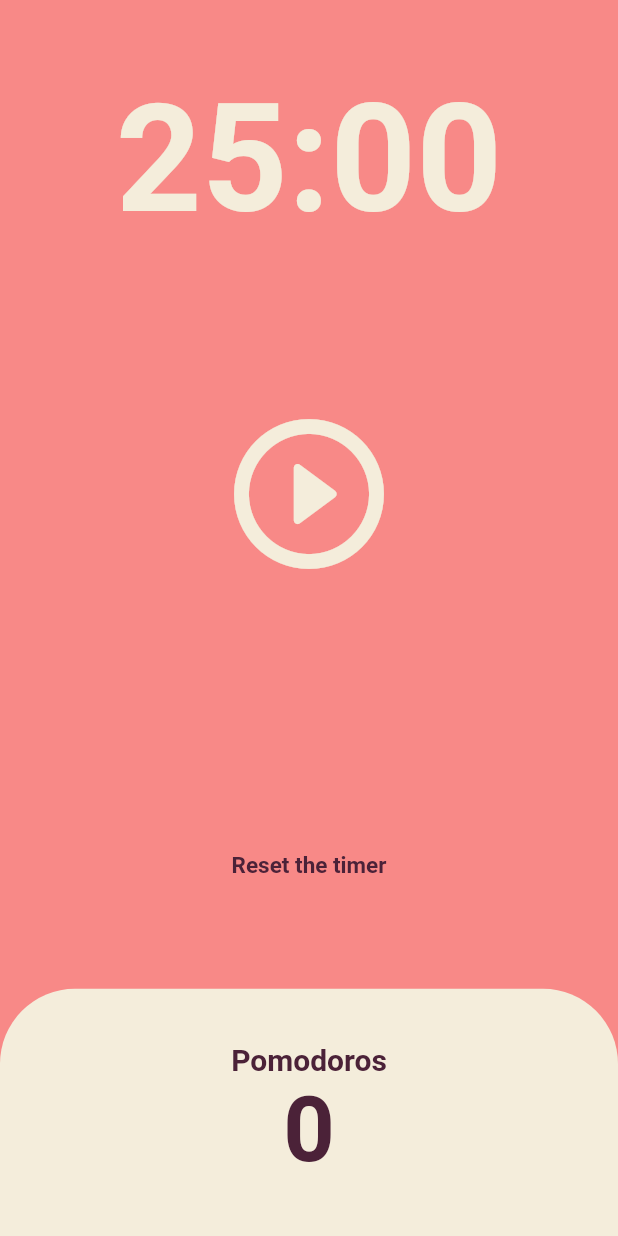
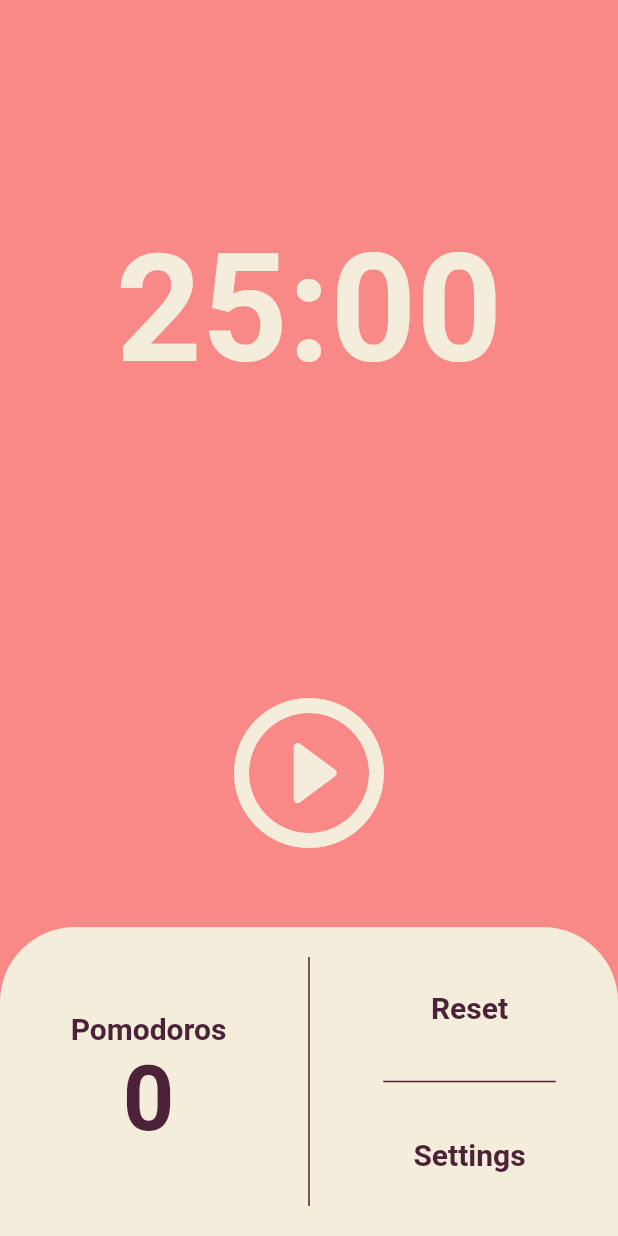
Before and after one commit to sashapivovarova/pomodoro, a Flutter app: the screen it shows after launch, on a phone screen of 412 x 824 dp. Run offline on Flutter 3.47's test engine with Material 2 defaults, Android fonts, the phone set to English and light mode, and no system bars.

```diff
--- a/lib/screens/home_screen.dart
+++ b/lib/screens/home_screen.dart
@@ -1,5 +1,7 @@
 import 'package:flutter/material.dart';
 import 'dart:async';
+
+import 'package:pomodoro/screens/settings.dart';
 
 class HomeScreen extends StatefulWidget {
   const HomeScreen({super.key});
@@ -66,9 +68,9 @@ class _HomeScreenState extends State<HomeScreen> {
       body: Column(
         children: [
           Flexible(
-            flex: 1,
+            flex: 2,
             child: Container(
-              alignment: Alignment.bottomCenter,
+              alignment: Alignment.center,
               child: Text(
                 format(totalSeconds),
                 style: TextStyle(
@@ -80,7 +82,7 @@ class _HomeScreenState extends State<HomeScreen> {
             ),
           ),
           Flexible(
-            flex: 2,
+            flex: 1,
             child: Center(
               child: IconButton(
                 iconSize: 120,
@@ -90,22 +92,6 @@ class _HomeScreenState extends State<HomeScreen> {
                   isRunning
                       ? Icons.pause_circle_outline_rounded
                       : Icons.play_circle_outline_rounded,
-                ),
-              ),
-            ),
-          ),
-          Flexible(
-            flex: 1,
-            child: Center(
-              child: TextButton(
-                onPressed: reset,
-                child: Text(
-                  'Reset the timer',
-                  style: TextStyle(
-                    color: Theme.of(context).textTheme.displayLarge!.color,
-                    fontWeight: FontWeight.w700,
-                    fontSize: 15,
-                  ),
                 ),
               ),
             ),
@@ -122,14 +108,21 @@ class _HomeScreenState extends State<HomeScreen> {
                         top: Radius.circular(50),
                       ),
                     ),
+                    child: Row(
+                      mainAxisAlignment: MainAxisAlignment.spaceEvenly,
+                      children: [
+                        SizedBox(
+                          width: 115,
                           child: Column(
                             mainAxisAlignment: MainAxisAlignment.center,
                             children: [
                               Text(
                                 'Pomodoros',
                                 style: TextStyle(
-                            color:
-                                Theme.of(context).textTheme.displayLarge!.color,
+                                  color: Theme.of(context)
+                                      .textTheme
+                                      .displayLarge!
+                                      .color,
                                   fontSize: 20,
                                   fontWeight: FontWeight.w600,
                                 ),
@@ -137,10 +130,74 @@ class _HomeScreenState extends State<HomeScreen> {
                               Text(
                                 '$totalPomodoros',
                                 style: TextStyle(
-                            color:
-                                Theme.of(context).textTheme.displayLarge!.color,
+                                  color: Theme.of(context)
+                                      .textTheme
+                                      .displayLarge!
+                                      .color,
                                   fontSize: 60,
                                   fontWeight: FontWeight.w600,
+                                ),
+                              ),
+                            ],
+                          ),
+                        ),
+                        const VerticalDivider(
+                          thickness: 1,
+                          indent: 20,
+                          endIndent: 20,
+                          color: Color(
+                            0xff4b2238,
+                          ),
+                        ),
+                        SizedBox(
+                          width: 115,
+                          child: Column(
+                            mainAxisAlignment: MainAxisAlignment.center,
+                            children: [
+                              TextButton(
+                                onPressed: reset,
+                                child: Text(
+                                  'Reset',
+                                  style: TextStyle(
+                                    color: Theme.of(context)
+                                        .textTheme
+                                        .displayLarge!
+                                        .color,
+                                    fontSize: 20,
+                                    fontWeight: FontWeight.w600,
+                                  ),
+                                ),
+                              ),
+                              const SizedBox(
+                                height: 50,
+                                child: Divider(
+                                  thickness: 1,
+                                  color: Color(
+                                    0xff4b2238,
+                                  ),
+                                ),
+                              ),
+                              TextButton(
+                                onPressed: () {
+                                  Navigator.push(
+                                    context,
+                                    MaterialPageRoute(
+                                        builder: (context) => const Settings()),
+                                  );
+                                },
+                                child: Text(
+                                  'Settings',
+                                  style: TextStyle(
+                                    color: Theme.of(context)
+                                        .textTheme
+                                        .displayLarge!
+                                        .color,
+                                    fontSize: 20,
+                                    fontWeight: FontWeight.w600,
+                                  ),
+                                ),
+                              ),
+                            ],
                           ),
                         ),
                       ],
--- /dev/null
+++ b/lib/screens/settings.dart
@@ -0,0 +1,24 @@
+import 'package:flutter/material.dart';
+
+class Settings extends StatelessWidget {
+  const Settings({super.key});
+
+  @override
+  Widget build(BuildContext context) {
+    return Scaffold(
+      appBar: AppBar(
+        backgroundColor: Theme.of(context).colorScheme.background,
+        title: const Text('Settings'),
+      ),
+      body: Container(
+        decoration: BoxDecoration(
+          color: Theme.of(context).cardColor,
+        ),
+        child: ElevatedButton(
+          onPressed: () {},
+          child: const Text('Edit Timer'),
+        ),
+      ),
+    );
+  }
+}
```
Lines whose indentation alone changed are shown as unchanged.
